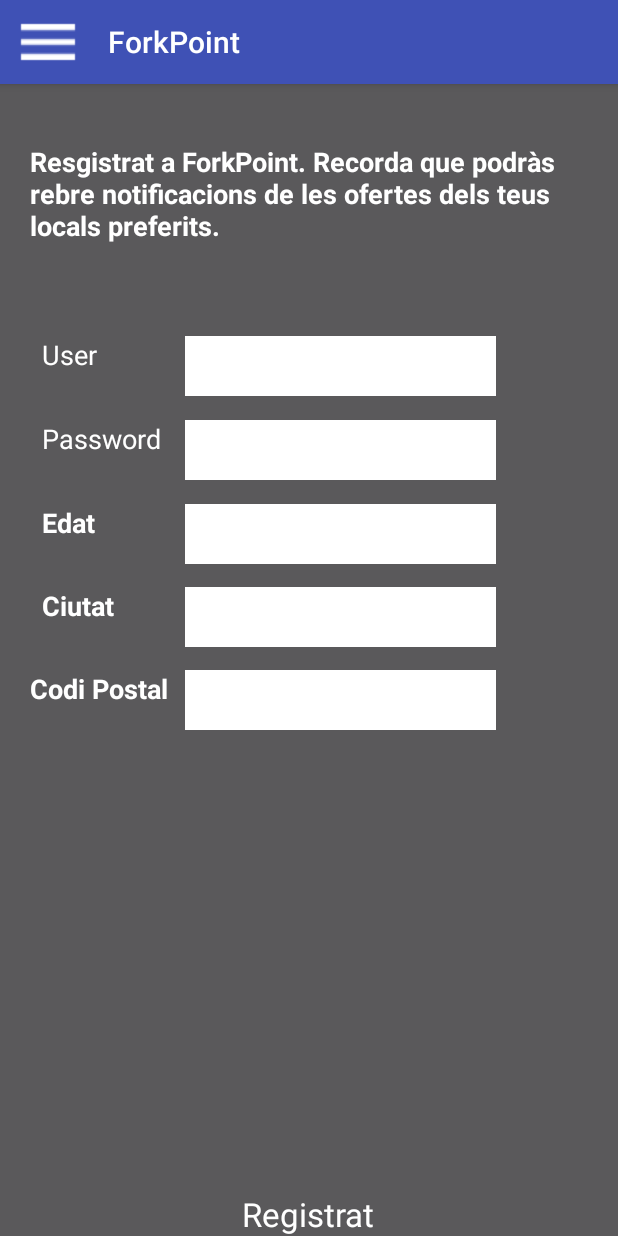
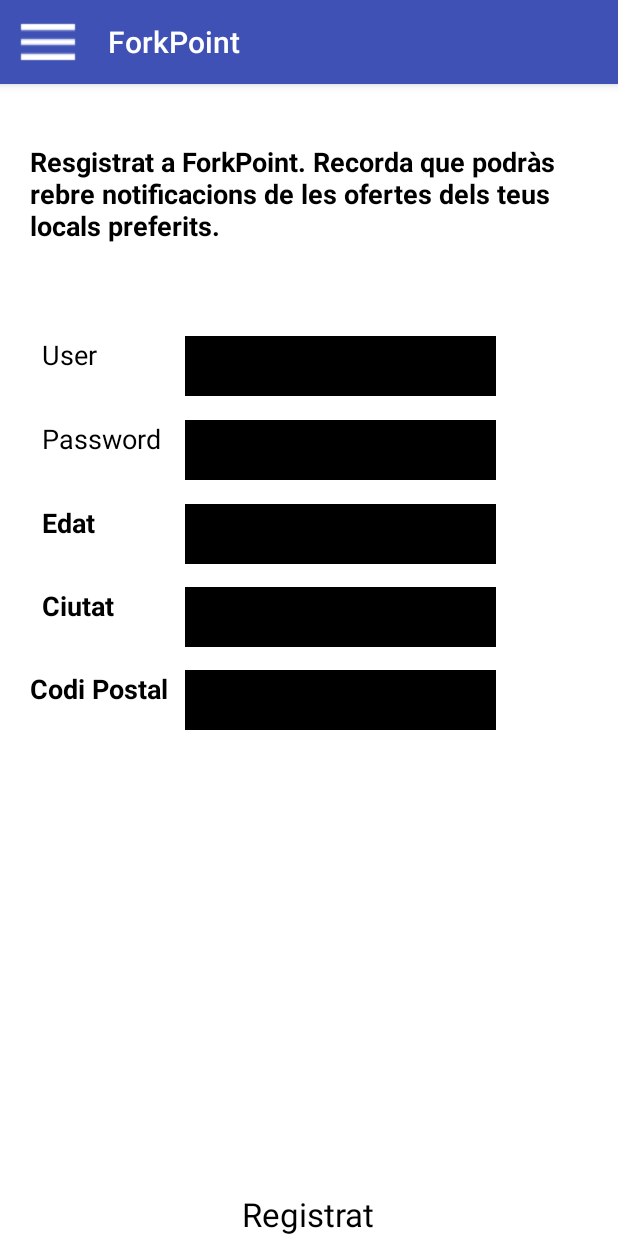
Before and after one commit to dcasajus/ForkPoint, an Android app: the fragment PerfilFragment placed in its activity, after a tap on "Registrat", on a phone screen of 412 x 824 dp. Run offline under Robolectric (Android 15) with nearby library versions, the phone set to English and light mode, and no system bars; 1 statement that could not run was skipped.

Commit message:
styling layouts

```diff
--- a/app/src/main/res/layout/content_layout.xml
+++ b/app/src/main/res/layout/content_layout.xml
@@ -4,7 +4,7 @@
     android:layout_height="match_parent"
     android:orientation="vertical"
     android:clickable="true"
-    android:background="@color/button_material_dark"
+    android:background="#FFF"
     tools:context=".MainContent.MainActivity"
     tools:showIn="@layout/activity_main">
 
@@ -33,7 +33,7 @@
             android:text="Estàs registrat?"
             android:id="@+id/textView"
             android:layout_gravity="center_horizontal|top"
-            android:textColor="#FCFCFC"
+            android:textColor="#000"
             android:paddingTop="10dp" />
 
 
@@ -45,7 +45,7 @@
             android:id="@+id/textView2"
             android:layout_gravity="center"
             android:paddingTop="10dp"
-            android:textColor="#FCFCFC"
+            android:textColor="#000"
             android:paddingLeft="10dp"
             android:paddingRight="10dp" />
 
@@ -66,7 +66,7 @@
             android:clickable="true"
             android:id="@+id/goLogin"
             android:layout_gravity="center_horizontal|bottom"
-            android:textColor="#fff" />
+            android:textColor="#000" />
 
     </FrameLayout>
 
--- a/app/src/main/res/layout/fragment_perfil.xml
+++ b/app/src/main/res/layout/fragment_perfil.xml
@@ -3,7 +3,7 @@
     xmlns:tools="http://schemas.android.com/tools"
     android:layout_width="match_parent"
     android:layout_height="match_parent"
-    android:background="@color/button_material_dark"
+    android:background="#FFF"
     android:id="@+id/fragment1"
    >
 
@@ -11,7 +11,7 @@
         android:layout_width="match_parent"
         android:layout_height="match_parent">
         <TextView
-            android:textColor="#FFF"
+            android:textColor="#000"
             android:layout_width="match_parent"
             android:layout_height="wrap_content"
             android:text="@string/perfil_text_inici"
@@ -28,8 +28,8 @@
             android:layout_width="207dp"
             android:layout_height="40dp"
             android:id="@+id/user"
-            android:background="#FFF"
-            android:textColor="#000"
+            android:background="#000"
+            android:textColor="#FFF"
             android:layout_marginLeft="28dp"
             android:layout_marginStart="28dp"
             android:layout_marginTop="168dp"
@@ -41,14 +41,14 @@
             android:layout_width="207dp"
             android:layout_height="40dp"
             android:id="@+id/password"
-            android:background="#FFF"
-            android:textColor="#000"
+            android:background="#000"
+            android:textColor="#FFF"
             android:layout_below="@+id/textView3"
             android:layout_alignLeft="@+id/user"
             android:layout_alignStart="@+id/user"
             android:password="true" />
         <TextView
-            android:textColor="#FFF"
+            android:textColor="#000"
             android:layout_width="67dp"
             android:layout_height="56dp"
             android:text="@string/perfil_user"
@@ -62,7 +62,7 @@
 
 
         <TextView
-            android:textColor="#FFF"
+            android:textColor="#000"
             android:layout_width="match_parent"
             android:layout_height="56dp"
             android:text="@string/perfil_text_register"
@@ -73,7 +73,7 @@
             android:layout_alignLeft="@+id/textView4"
             android:layout_alignStart="@+id/textView4" />
         <TextView
-            android:textColor="#FFF"
+            android:textColor="#000"
             android:layout_width="67dp"
             android:layout_height="56dp"
             android:text="@string/perfil_password"
--- a/app/src/main/res/layout/fragment_register.xml
+++ b/app/src/main/res/layout/fragment_register.xml
@@ -3,7 +3,7 @@
     xmlns:tools="http://schemas.android.com/tools"
     android:layout_width="match_parent"
     android:layout_height="match_parent"
-    android:background="@color/button_material_dark" >
+    android:background="#FFF" >
 
     <RelativeLayout
         android:layout_width="match_parent"
@@ -14,8 +14,8 @@
             android:layout_width="207dp"
             android:layout_height="40dp"
             android:id="@+id/user"
-            android:background="#FFF"
-            android:textColor="#000"
+            android:background="#000"
+            android:textColor="#FFF"
             android:layout_marginLeft="28dp"
             android:layout_marginStart="28dp"
             android:layout_marginTop="168dp"
@@ -27,8 +27,8 @@
             android:layout_width="207dp"
             android:layout_height="40dp"
             android:id="@+id/password"
-            android:background="#FFF"
-            android:textColor="#000"
+            android:background="#000"
+            android:textColor="#FFF"
             android:layout_below="@+id/textView3"
             android:layout_alignLeft="@+id/user"
             android:layout_alignStart="@+id/user"
@@ -38,8 +38,8 @@
             android:layout_width="207dp"
             android:layout_height="40dp"
             android:id="@+id/edat"
-            android:background="#FFF"
-            android:textColor="#000"
+            android:background="#000"
+            android:textColor="#FFF"
             android:layout_below="@+id/textView4"
             android:layout_toRightOf="@+id/textView4"
             android:layout_toEndOf="@+id/textView4" />
@@ -48,8 +48,8 @@
             android:layout_width="207dp"
             android:layout_height="40dp"
             android:id="@+id/ciutat"
-            android:background="#FFF"
-            android:textColor="#000"
+            android:background="#000"
+            android:textColor="#FFF"
             android:layout_below="@+id/edat"
             android:layout_alignLeft="@+id/edat"
             android:layout_alignStart="@+id/edat"
@@ -59,15 +59,15 @@
             android:layout_width="207dp"
             android:layout_height="40dp"
             android:id="@+id/cp"
-            android:background="#FFF"
-            android:textColor="#000"
+            android:background="#000"
+            android:textColor="#FFF"
             android:layout_below="@+id/ciutat"
             android:layout_alignLeft="@+id/ciutat"
             android:layout_alignStart="@+id/ciutat"
             android:layout_marginTop="15dp" />
 
         <TextView
-            android:textColor="#FFF"
+            android:textColor="#000"
             android:layout_width="match_parent"
             android:layout_height="wrap_content"
             android:text="@string/perfil_text_inici_register"
@@ -80,7 +80,7 @@
             android:textStyle="bold" />
 
         <TextView
-            android:textColor="#FFF"
+            android:textColor="#000"
             android:layout_width="67dp"
             android:layout_height="56dp"
             android:text="@string/perfil_user"
@@ -94,7 +94,7 @@
 
 
         <TextView
-            android:textColor="#FFF"
+            android:textColor="#000"
             android:layout_width="67dp"
             android:layout_height="56dp"
             android:text="@string/perfil_password"
@@ -108,7 +108,7 @@
             android:layout_toStartOf="@+id/password" />
 
         <TextView
-            android:textColor="#FFF"
+            android:textColor="#000"
             android:layout_width="match_parent"
             android:layout_height="wrap_content"
             android:text="@string/perfil_edat"
@@ -122,7 +122,7 @@
             android:layout_alignEnd="@+id/textView4" />
 
         <TextView
-            android:textColor="#FFF"
+            android:textColor="#000"
             android:layout_width="match_parent"
             android:layout_height="wrap_content"
             android:text="@string/perfil_ciutat"
@@ -136,7 +136,7 @@
             android:layout_toStartOf="@+id/ciutat" />
 
         <TextView
-            android:textColor="#FFF"
+            android:textColor="#000"
             android:layout_width="match_parent"
             android:layout_height="wrap_content"
             android:text="@string/perfil_cp"
@@ -158,7 +158,7 @@
             android:clickable="true"
             android:id="@+id/register"
             android:layout_gravity="center_horizontal|bottom"
-            android:textColor="#fff"
+            android:textColor="#000"
             android:textAlignment="center"
             android:layout_alignParentBottom="true"
             android:layout_centerHorizontal="true" />
```
